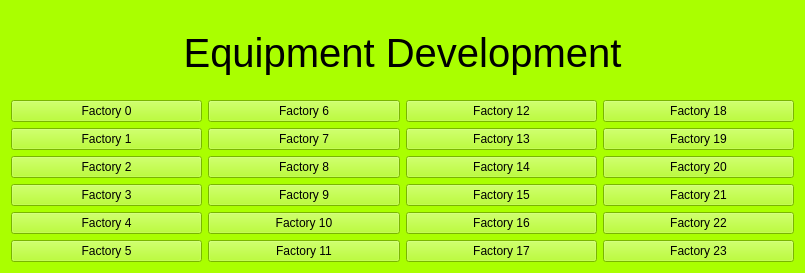
Above: CyberFleet/ClientGUI/ui/factoryarea.ui from ibicdlcod/GuoMuoRuoProject before the change. Below: the same form after it.
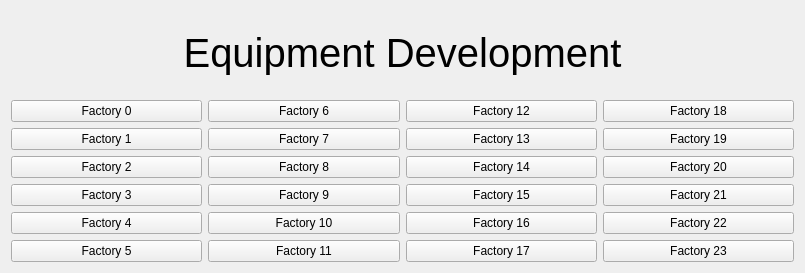
That is the form after the change. Custom widgets are drawn as their Qt base class.

```diff
--- a/CyberFleet/ClientGUI/ui/factoryarea.ui
+++ b/CyberFleet/ClientGUI/ui/factoryarea.ui
@@ -14,7 +14,7 @@
    <string>Frame</string>
   </property>
   <property name="styleSheet">
-   <string notr="true">background-color: rgb(170, 255, 0);</string>
+   <string notr="true"/>
   </property>
   <layout class="QVBoxLayout" name="verticalLayout">
    <item>
```
